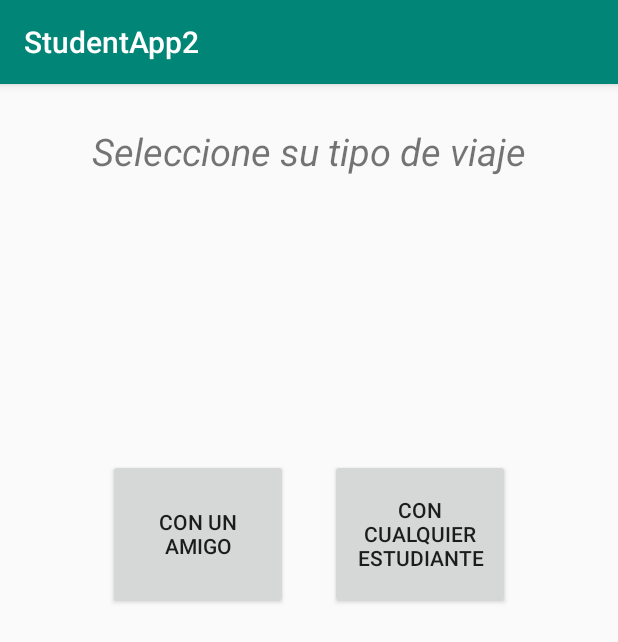
After one commit to juan230500/StudentApp, an Android app: the OpcionesViaje screen opened directly, with no data from a screen before it, on a phone screen of 412 x 824 dp. The commit adds this screen. Shown: the top 642 px of the screen. Run offline under Robolectric (Android 15) with nearby library versions, the phone set to English and light mode, and no system bars; network calls fail; 1 statement that could not run was skipped.

Commit message:
Eleccion de tipo de viaje

```diff
--- a/app/src/main/AndroidManifest.xml
+++ b/app/src/main/AndroidManifest.xml
@@ -47,7 +47,9 @@
         <activity android:name=".Desplazamiento" />
         <activity android:name=".ListaAmigos" />
         <activity android:name=".Top5" />
-        <activity android:name=".Calificacion"></activity>
+        <activity android:name=".Calificacion" />
+        <activity android:name=".OpcionesViaje">
+        </activity>
     </application>
 
 </manifest>
--- a/app/src/main/java/com/example/juan/studentapp2/MainActivity.java
+++ b/app/src/main/java/com/example/juan/studentapp2/MainActivity.java
@@ -45,7 +45,7 @@ public class MainActivity extends AppCompatActivity {
 
     public void carpooling(View view){
         if (registroCarnet&&regsitroFacebook){
-            Intent i=new Intent(getApplicationContext(),Carpooling.class);
+            Intent i=new Intent(getApplicationContext(),OpcionesViaje.class);
             i.putExtra("Carnet",Carnet);
             startActivity(i);
         }
--- /dev/null
+++ b/app/src/main/res/layout/activity_opciones_viaje.xml
@@ -0,0 +1,45 @@
+<?xml version="1.0" encoding="utf-8"?>
+<android.support.constraint.ConstraintLayout xmlns:android="http://schemas.android.com/apk/res/android"
+    xmlns:app="http://schemas.android.com/apk/res-auto"
+    xmlns:tools="http://schemas.android.com/tools"
+    android:id="@+id/Panel"
+    android:layout_width="match_parent"
+    android:layout_height="match_parent"
+    tools:context=".OpcionesViaje">
+
+    <TextView
+        android:id="@+id/textView3"
+        android:layout_width="match_parent"
+        android:layout_height="90dp"
+        android:gravity="center"
+        android:text="Seleccione su tipo de viaje"
+        android:textSize="25dp"
+        android:textStyle="italic" />
+
+    <Button
+        android:layout_width="120dp"
+        android:layout_height="100dp"
+        android:layout_gravity="center|end"
+        android:layout_marginStart="72dp"
+        android:layout_marginTop="160dp"
+        android:gravity="center"
+        android:text="Con un amigo"
+        android:onClick="guardarCA"
+        app:layout_constraintStart_toStartOf="parent"
+        app:layout_constraintTop_toBottomOf="@+id/textView3"
+        tools:ignore="MissingConstraints" />
+
+    <Button
+        android:layout_width="120dp"
+        android:layout_height="100dp"
+        android:layout_gravity="center|start"
+        android:layout_marginTop="160dp"
+        android:layout_marginEnd="72dp"
+        android:gravity="center"
+        android:text="Con cualquier estudiante"
+        android:onClick="guardarCE"
+        app:layout_constraintEnd_toEndOf="parent"
+        app:layout_constraintTop_toBottomOf="@+id/textView3"
+        tools:ignore="MissingConstraints" />
+
+</android.support.constraint.ConstraintLayout>
```
Also changed, not shown: app/src/main/java/com/example/juan/studentapp2/OpcionesViaje.java (added, +71 -0 lines).
